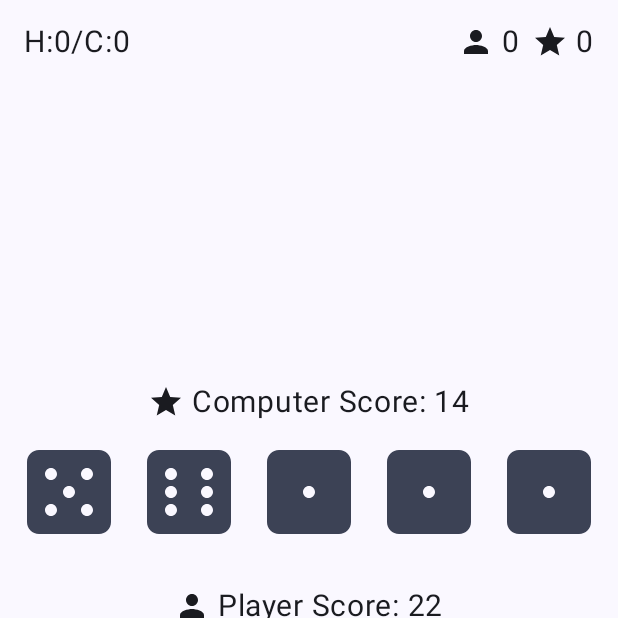
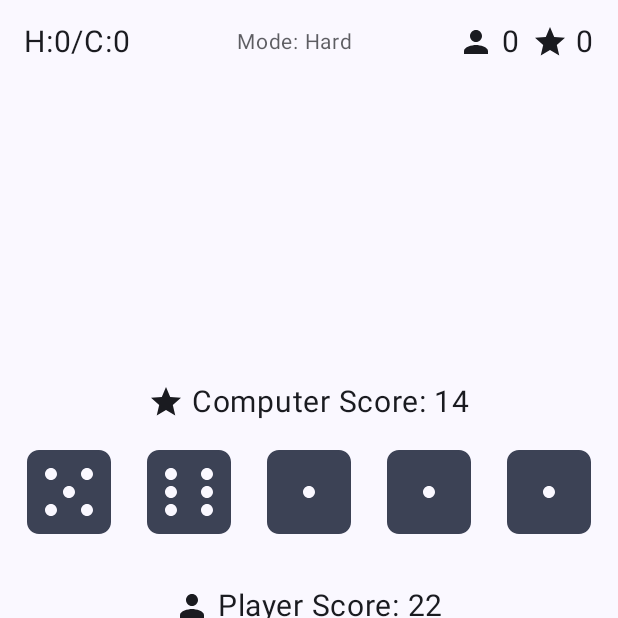
Before and after one commit to sameerasw/dicing, an Android app built with Jetpack Compose: the screen it shows after launch (GameActivity), after a tap on "New Game", on a phone screen of 412 x 824 dp, the top half of it. Run offline under Robolectric (Android 15) with nearby library versions, the phone set to English and light mode, and no system bars.

Commit message:
optional random logic and top bar for main activity

```diff
--- a/app/src/main/java/com/sameerasw/dicing/GameActivity.kt
+++ b/app/src/main/java/com/sameerasw/dicing/GameActivity.kt
@@ -23,6 +23,7 @@ class GameActivity : ComponentActivity() {
         // Get the initial scores from the intent
         val initialHumanWins = intent.getIntExtra("humanWins", 0)
         val initialComputerWins = intent.getIntExtra("computerWins", 0)
+        val useSmartStrategy = intent.getBooleanExtra("useSmartStrategy", true)
 
         setContent {
             DicingTheme {
@@ -41,6 +42,7 @@ class GameActivity : ComponentActivity() {
                             targetScore = targetScore,
                             humanWins = humanWinsState,
                             computerWins = computerWinsState,
+                            useSmartStrategy = useSmartStrategy,
                             onBack = {
                                 // Send the updated scores back to the main activity
                                 val resultIntent = Intent()
--- a/app/src/main/java/com/sameerasw/dicing/GameLogic.kt
+++ b/app/src/main/java/com/sameerasw/dicing/GameLogic.kt
@@ -1,34 +1,31 @@
 package com.sameerasw.dicing
 
 import com.sameerasw.dicing.DiceLogic.rerollDice
+import kotlin.random.Random
 
 object GameLogic {
     /**
      * Computer Player Strategy for Dice Rerolling
      *
-     * The computer uses a simple strategy to maximize its score by rerolling
-     * dice with low values (below 3). This strategy is based on the fact to
-     * try to keep the roll above the average count which is 3.5. So the computer
-     * has a better chance of improving its score by rerolling dice with values
+     * Strategy 1 (Smart): Reroll dice with values below 3
+     * The computer uses a strategy to maximize its score by rerolling
+     * dice with low values (below 3). This is based on the fact that
+     * the average value of a die is 3.5, so rerolling dice with values below 3
+     * has a higher chance of improving the score.
      *
-     * algorithm:
-     * 1. Check if maximum reroll count (2) has been reached
-     * 2. Identify all dice with low values
-     * 3. Reroll these low-value dices
-     *
-     * Advantages:
-     * - Simple and easy to understand
-     * - Efficient
-     * - High probability of improving score
-     * - Easy to implement
+     * Strategy 2 (Random): Randomly decide which dice to reroll
+     * The computer randomly selects dice to reroll without any specific strategy.
+     * This makes the game easier(allegedly... ) for the player as the computer
      *
      * @param diceValues Current dice values of the computer
-     * @param rerollCount Current reroll countup to 2
+     * @param rerollCount Current reroll count up to 2
+     * @param useSmartStrategy Whether to use the smart strategy
      * @return Pair New dice values and the reroll count
      */
     fun computerReroll(
         diceValues: List<Int>,
         rerollCount: Int,
+        useSmartStrategy: Boolean = true
     ): Pair<List<Int>, Int> {
         // Check for max reroll count
         if (rerollCount >= 2) {
@@ -39,11 +36,21 @@ object GameLogic {
         val diceToReroll = MutableList(5) { false }
         var shouldReroll = false
 
-        // Mark dice with values below 3 for rerolling
-        diceValues.forEachIndexed { index, value ->
-            if (value < 3) {
-                diceToReroll[index] = true
-                shouldReroll = true
+        if (useSmartStrategy) {
+            // Smart Strategy: Mark dice with values below 3 for rerolling
+            diceValues.forEachIndexed { index, value ->
+                if (value < 3) {
+                    diceToReroll[index] = true
+                    shouldReroll = true
+                }
+            }
+        } else {
+            // Random Strategy: Randomly decide which dice to reroll (easier mode)
+            diceValues.forEachIndexed { index, _ ->
+                if (Random.nextBoolean()) {
+                    diceToReroll[index] = true
+                    shouldReroll = true
+                }
             }
         }
 
--- a/app/src/main/java/com/sameerasw/dicing/GameScreen.kt
+++ b/app/src/main/java/com/sameerasw/dicing/GameScreen.kt
@@ -28,6 +28,7 @@ fun GameScreen(
     targetScore: Int,
     humanWins: MutableIntState,
     computerWins: MutableIntState,
+    useSmartStrategy: Boolean = true,
     onBack: () -> Unit, // Callback to navigate back to the main menu
 ) {
     val onBackPressedDispatcher = LocalOnBackPressedDispatcherOwner.current?.onBackPressedDispatcher // handles back button
@@ -81,7 +82,11 @@ fun GameScreen(
         var computerRerollCountTemp = 0
         while (computerRerollCountTemp < 2 && Random.nextBoolean()) {
             // Reroll the dice up to 2 times
-            val (newDice, newCount) = computerReroll(computerDiceTemp, computerRerollCountTemp)
+            val (newDice, newCount) = computerReroll(
+                computerDiceTemp,
+                computerRerollCountTemp,
+                useSmartStrategy
+            )
             computerDiceTemp = newDice
             computerRerollCountTemp = newCount
         }
@@ -163,6 +168,11 @@ fun GameScreen(
                 Text(
                     text = "H:${humanWins.intValue}/C:${computerWins.intValue}",
                     fontSize = 20.sp
+                )
+                Text(
+                    text = "Mode: ${if (useSmartStrategy) "Hard" else "Easy"}",
+                    fontSize = 14.sp,
+                    color = MaterialTheme.colorScheme.onSurface.copy(alpha = 0.7f)
                 )
                 Row(verticalAlignment = Alignment.CenterVertically) {
                     Icon(imageVector = Icons.Filled.Person, contentDescription = "Player", modifier = Modifier.size(24.dp))
@@ -247,7 +257,7 @@ fun GameScreen(
 
         if (showWinDialog) {
             val dialogText = if (isTieBreaker) "Score most points to win!" else
-                // Show the winner
+            // Show the winner
                 when (winner) {
                     "Tie" -> "It's a tie!"
                     "Player" -> "You win!"
--- a/app/src/main/java/com/sameerasw/dicing/MainActivity.kt
+++ b/app/src/main/java/com/sameerasw/dicing/MainActivity.kt
@@ -8,13 +8,23 @@ import androidx.activity.enableEdgeToEdge
 import androidx.activity.result.ActivityResultLauncher
 import androidx.activity.result.contract.ActivityResultContracts
 import androidx.compose.foundation.layout.Box
+import androidx.compose.foundation.layout.Row
 import androidx.compose.foundation.layout.fillMaxSize
 import androidx.compose.foundation.layout.padding
+import androidx.compose.foundation.layout.size
+import androidx.compose.material3.ExperimentalMaterial3Api
+import androidx.compose.material3.Icon
+import androidx.compose.material3.MaterialTheme
+import androidx.compose.material3.TopAppBar
 import androidx.compose.material3.Scaffold
+import androidx.compose.material3.Text
 import androidx.compose.runtime.mutableIntStateOf
 import androidx.compose.runtime.saveable.rememberSaveable
 import androidx.compose.ui.Alignment
 import androidx.compose.ui.Modifier
+import androidx.compose.ui.graphics.Color
+import androidx.compose.ui.res.painterResource
+import androidx.compose.ui.unit.dp
 import com.sameerasw.dicing.ui.theme.DicingTheme
 
 class MainActivity : ComponentActivity() {
@@ -22,6 +32,7 @@ class MainActivity : ComponentActivity() {
     // Start game activity
     private lateinit var activityResultLauncher: ActivityResultLauncher<Intent>
 
+    @OptIn(ExperimentalMaterial3Api::class)
     override fun onCreate(savedInstanceState: Bundle?) {
         super.onCreate(savedInstanceState)
         enableEdgeToEdge()
@@ -44,7 +55,32 @@ class MainActivity : ComponentActivity() {
 
         setContent {
             DicingTheme {
-                Scaffold(modifier = Modifier.fillMaxSize()) { innerPadding ->
+                Scaffold(
+                    topBar = {
+                        // Top App Bar
+                        TopAppBar(
+                            title = {
+                                Row(
+                                    verticalAlignment = Alignment.CenterVertically
+                                ) {
+                                    Icon(
+                                        painter = painterResource(id = R.drawable.dice6),
+                                        contentDescription = "Dicing",
+                                        modifier = Modifier.padding(16.dp).size(32.dp)
+                                    )
+                                    Text(
+                                        text = "Dicing",
+                                        style = MaterialTheme.typography.headlineLarge,
+                                    )
+                                }
+                            },
+                            colors = androidx.compose.material3.TopAppBarDefaults.topAppBarColors(
+                                containerColor = Color(MaterialTheme.colorScheme.primary.copy(alpha = 0.2f).value),
+                            )
+                        )
+                    },
+                    modifier = Modifier.fillMaxSize()
+                ) { innerPadding ->
                     Box(
                         modifier = Modifier
                             .fillMaxSize()
@@ -58,11 +94,12 @@ class MainActivity : ComponentActivity() {
                         MainMenu(
                             humanWins = humanWins.intValue,
                             computerWins = computerWins.intValue,
-                            onNavigateToGame = { score ->
+                            onNavigateToGame = { score, useSmartStrategy ->
                                 val intent = Intent(this@MainActivity, GameActivity::class.java)
 
-                                // Pass the target score
+                                // Pass the target score and difficulty
                                 intent.putExtra("targetScore", score)
+                                intent.putExtra("useSmartStrategy", useSmartStrategy)
 
                                 // Pass the current scores
                                 intent.putExtra("humanWins", humanWins.intValue)
--- a/app/src/main/java/com/sameerasw/dicing/MainMenu.kt
+++ b/app/src/main/java/com/sameerasw/dicing/MainMenu.kt
@@ -13,10 +13,11 @@ import androidx.compose.ui.unit.dp
 import androidx.compose.ui.unit.sp
 
 @Composable
-fun MainMenu(humanWins: Int, computerWins: Int, onNavigateToGame: (Int) -> Unit) {
+fun MainMenu(humanWins: Int, computerWins: Int, onNavigateToGame: (Int, Boolean) -> Unit) {
     var showDialog by rememberSaveable { mutableStateOf(false) }
     var targetScore by rememberSaveable { mutableStateOf("101") }
     var errorMessage by rememberSaveable { mutableStateOf("") }
+    var useSmartStrategy by rememberSaveable { mutableStateOf(true) }
 
     Column(
         horizontalAlignment = Alignment.CenterHorizontally,
@@ -63,14 +64,40 @@ fun MainMenu(humanWins: Int, computerWins: Int, onNavigateToGame: (Int) -> Unit)
             }
         )
 
-        Spacer(modifier = Modifier.height(8.dp))
+        Spacer(modifier = Modifier.height(16.dp))
+
+        Row(
+            verticalAlignment = Alignment.CenterVertically,
+            modifier = Modifier.fillMaxWidth()
+        ) {
+            Text(
+                text = "Difficulty: ${if(useSmartStrategy) "Hard" else "Easy"}",
+                modifier = Modifier.weight(1f)
+            )
+            Switch(
+                checked = useSmartStrategy,
+                onCheckedChange = { useSmartStrategy = it }
+            )
+        }
+
+        Text(
+            text = if (useSmartStrategy)
+                "Computer will strategically reroll low dice"
+            else
+                "Computer will randomly reroll dice",
+            fontSize = 12.sp,
+            color = MaterialTheme.colorScheme.onSurface.copy(alpha = 0.6f),
+            modifier = Modifier.padding(top = 4.dp)
+        )
+
+        Spacer(modifier = Modifier.height(16.dp))
 
         Button(onClick = {
             val score = targetScore.toIntOrNull()
             if (score == null || score <= 0) {
                 errorMessage = "Please enter a valid positive number"
             } else {
-                onNavigateToGame(score)
+                onNavigateToGame(score, useSmartStrategy)
             }
         }) {
             Text(text = "New Game")
```
